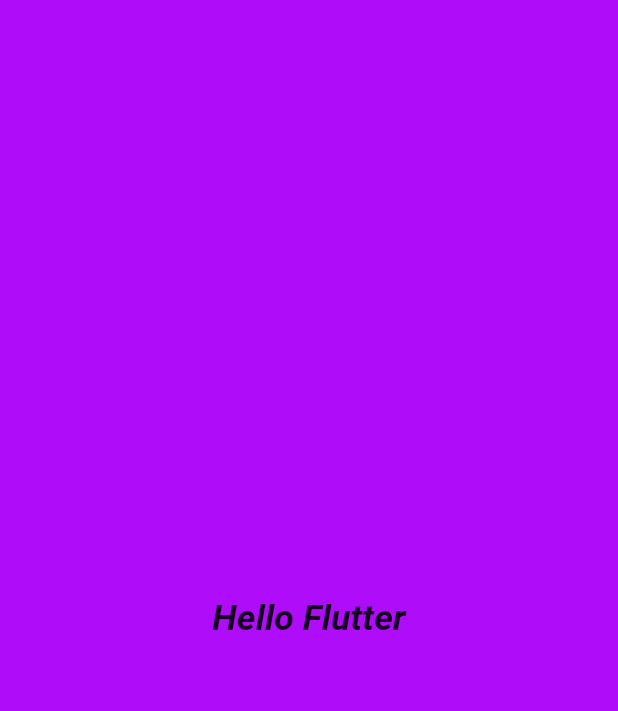
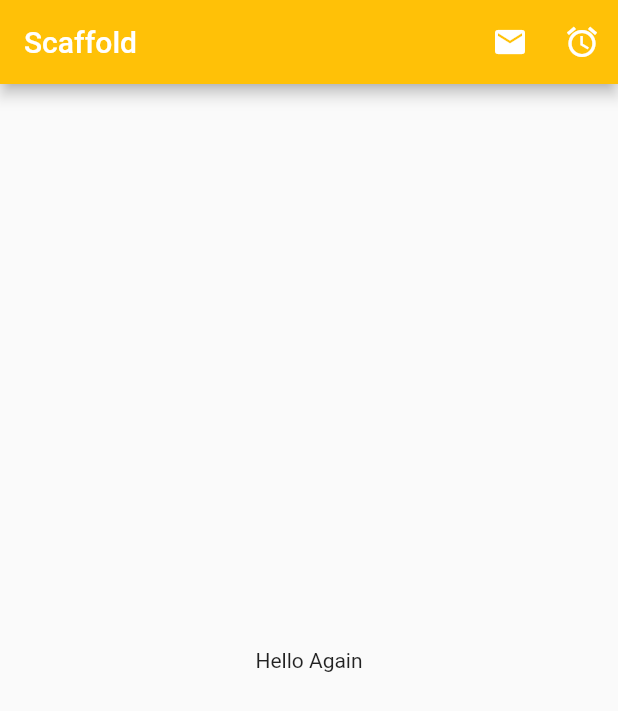
Before and after one commit to shiran02/Flutter-course-practise, a Flutter app: the screen it shows after launch, on a phone screen of 412 x 824 dp. Shown: the top 711 px of the screen. Run offline on Flutter 3.47's test engine with Material 2 defaults, Android fonts, the phone set to English and light mode, and no system bars.

Commit message:
first commit 11

```diff
--- a/practice/lib/main.dart
+++ b/practice/lib/main.dart
@@ -2,5 +2,12 @@ import 'package:flutter/material.dart';
 import 'package:practice/ui/home.dart';
 
 void main() {
-  runApp(Home());
+
+
+  runApp(new MaterialApp(
+    home: ScaffoldExample(),
+  ));
+
+
+
 }
--- a/practice/lib/ui/home.dart
+++ b/practice/lib/ui/home.dart
@@ -1,6 +1,34 @@
 
 
 import 'package:flutter/material.dart';
+
+
+class ScaffoldExample extends StatelessWidget{
+
+  _tapButton(){
+    debugPrint("Tapped Button");
+  }
+
+  @override
+  Widget build(BuildContext context){
+      return Scaffold(
+        appBar: AppBar(
+          title: Text('Scaffold'),
+          backgroundColor: Colors.amber,
+          actions: <Widget>[
+            IconButton(onPressed:()=>debugPrint('Email required'), icon:Icon(Icons.email)),
+            IconButton(onPressed:_tapButton, icon:Icon(Icons.access_alarm)),
+          ],
+        ),
+
+        body: const Center(
+          child: Text('Hello Again'),
+        ),
+      );
+  }
+}
+
+
 
 class Home extends StatelessWidget {
   const Home({super.key});
```
